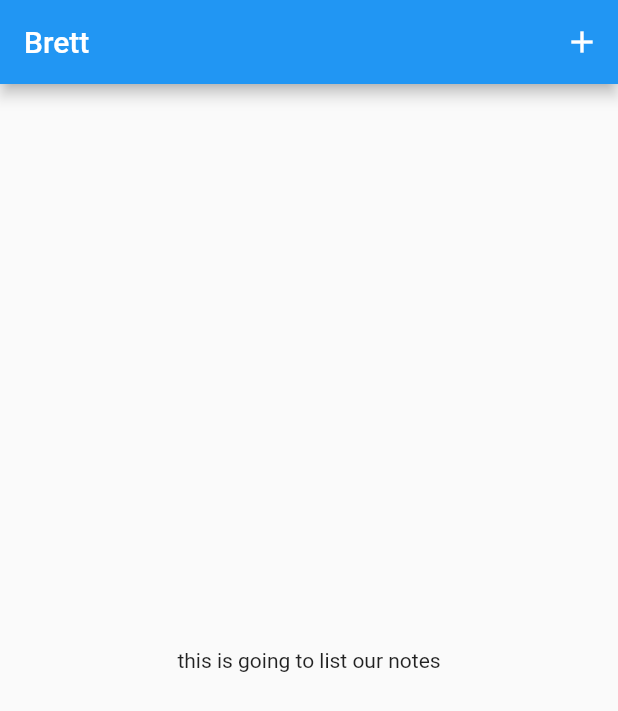
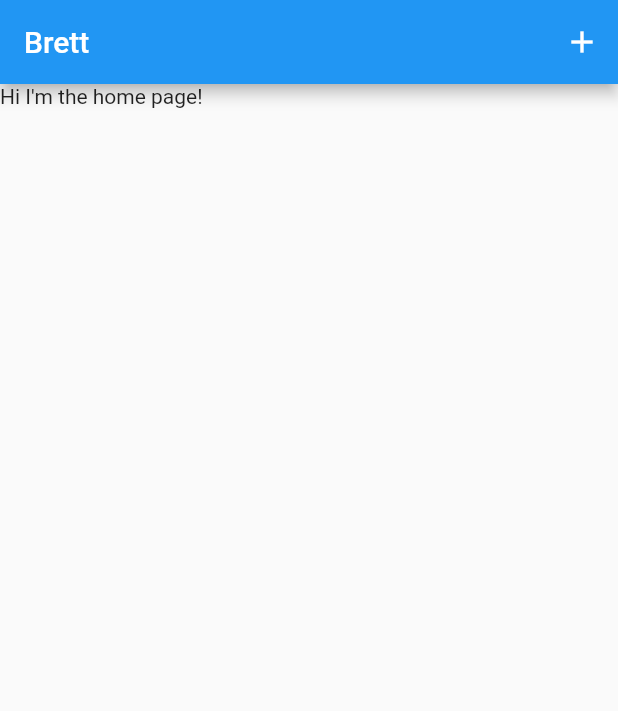
Before and after one commit to owersbrett/my_test_app, a Flutter app: the screen it shows after launch, after a tap on the "add" icon, on a phone screen of 412 x 824 dp. Shown: the top 711 px of the screen. Run offline on Flutter 3.47's test engine with Material 2 defaults, Android fonts, the phone set to English and light mode, and no system bars; our stand-ins replace bloc, flutter_bloc.

Commit message:
created navigation bloc

```diff
--- /dev/null
+++ b/lib/blocs/navigation/navigation_events.dart
@@ -0,0 +1,16 @@
+part of 'navigation_bloc.dart';
+
+abstract class NavigationEvent {
+  NavigationEvent({@required this.destination});
+
+  NavigationViewsEnum destination;
+
+}
+
+class NavigateTo extends NavigationEvent {
+  NavigateTo({@required this.destination});
+
+  NavigationViewsEnum destination;
+
+  List<Object> get props => [destination];
+}
--- /dev/null
+++ b/lib/blocs/navigation/navigation_states.dart
@@ -0,0 +1,19 @@
+part of 'navigation_bloc.dart';
+
+
+abstract class NavigationState  {
+
+}
+
+class HomePageState extends NavigationState {
+
+}
+class CreateNoteState extends NavigationState {
+
+
+}
+
+enum NavigationViewsEnum {
+  homeView,
+  createNoteView,
+}
--- /dev/null
+++ b/lib/views/home_page.dart
@@ -0,0 +1,38 @@
+import 'package:flutter/material.dart';
+import 'package:flutter_bloc/flutter_bloc.dart';
+import 'package:my_test_app/blocs/navigation/navigation_bloc.dart';
+
+class HomePage extends StatelessWidget {
+  void goToCreateNotesPage(context) {
+    BlocProvider.of<NavigationBloc>(context).add(
+      NavigateTo(destination: NavigationViewsEnum.createNoteView),
+    );
+  }
+
+  AppBar notesAppBar(context) => AppBar(
+        title: Text("Brett"),
+        actions: [
+          IconButton(
+            icon: Icon(Icons.add),
+            onPressed: () {
+              goToCreateNotesPage(context);
+            },
+          ),
+        ],
+      );
+  Widget get notesBody => Container(
+        child: Center(
+          child: Text('this is going to list our notes'),
+        ),
+      );
+
+  @override
+  Widget build(BuildContext context) {
+    return Scaffold(
+      appBar: notesAppBar(context),
+      body: Container(
+        child: Text('Hi I\'m the home page!'),
+      ),
+    );
+  }
+}
--- a/lib/views/home_page_view.dart
+++ b/lib/views/home_page_view.dart
@@ -1,29 +1,37 @@
 import 'package:flutter/material.dart';
+import 'package:flutter_bloc/flutter_bloc.dart';
+import 'package:my_test_app/blocs/navigation/navigation_bloc.dart';
+
+import 'create_note_page.dart';
+import 'home_page.dart';
 
 class HomePageView extends StatelessWidget {
+  ThemeData get notesTheme => ThemeData(
+        primaryColor: Colors.blue,
+        visualDensity: VisualDensity.adaptivePlatformDensity,
+      );
+
+  Widget get loading => Scaffold(
+        body: Center(
+          child: CircularProgressIndicator(),
+        ),
+      );
+
   @override
   Widget build(BuildContext context) {
     return MaterialApp(
+      debugShowCheckedModeBanner: false,
       title: 'Flutter Demo',
-      theme: ThemeData(
-        primarySwatch: Colors.blue,
-        visualDensity: VisualDensity.adaptivePlatformDensity,
-      ),
-      home: Scaffold(
-        appBar: AppBar(
-          title: Text("Brett"),
-          actions: [
-            IconButton(
-              icon: Icon(Icons.add),
-              onPressed: () {
-                print('Pass navigation event');
-              },
-            ),
-          ],
-        ),
-        body: Container(
-          child: Center(
-            child: Text('this is going to list our notes'),
+      theme: notesTheme,
+      home: BlocProvider<NavigationBloc>(
+        create: (context) => NavigationBloc(),
+        child: SafeArea(
+          child: BlocBuilder<NavigationBloc, NavigationState>(
+            builder: (navigationContext, navigationState) {
+              if (navigationState is HomePageState) return HomePage();
+              if (navigationState is CreateNoteState) return CreateNotePage();
+              return loading;
+            },
           ),
         ),
       ),
```
Also changed, not shown: lib/blocs/navigation/navigation_bloc.dart (added, +37 -0 lines), lib/views/create_note_page.dart (added, +12 -0 lines), 3 other files.
